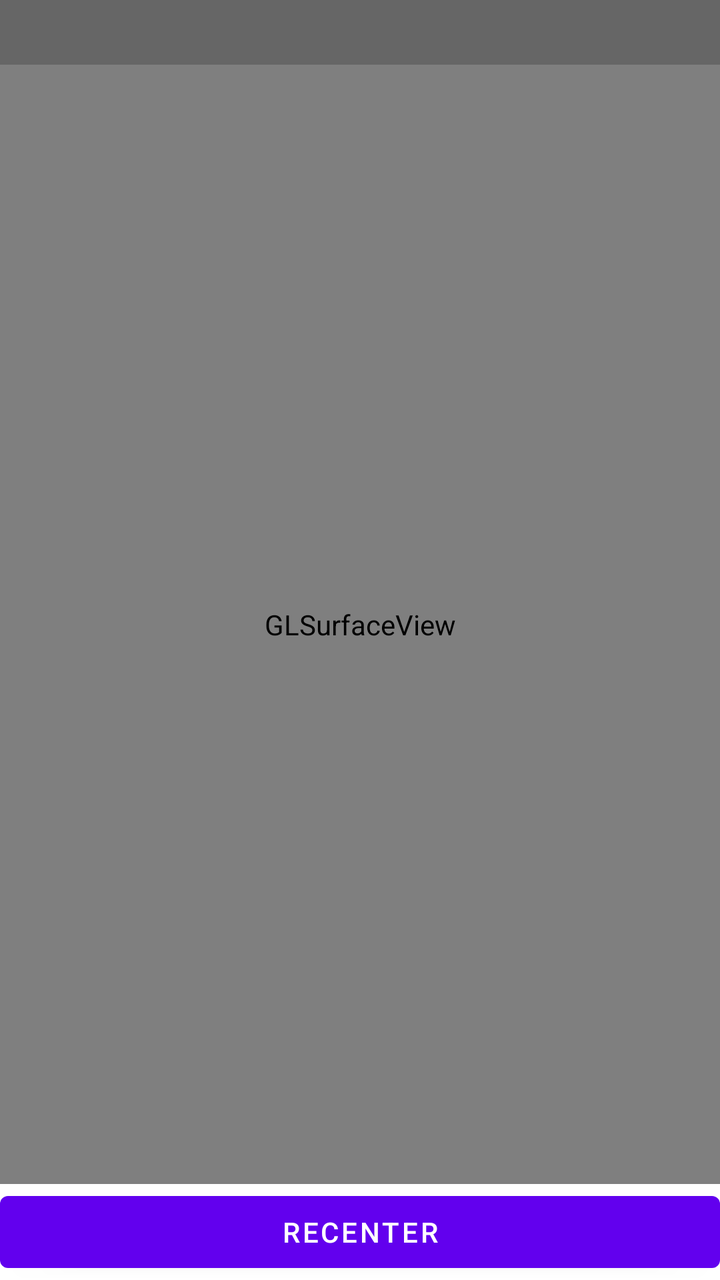
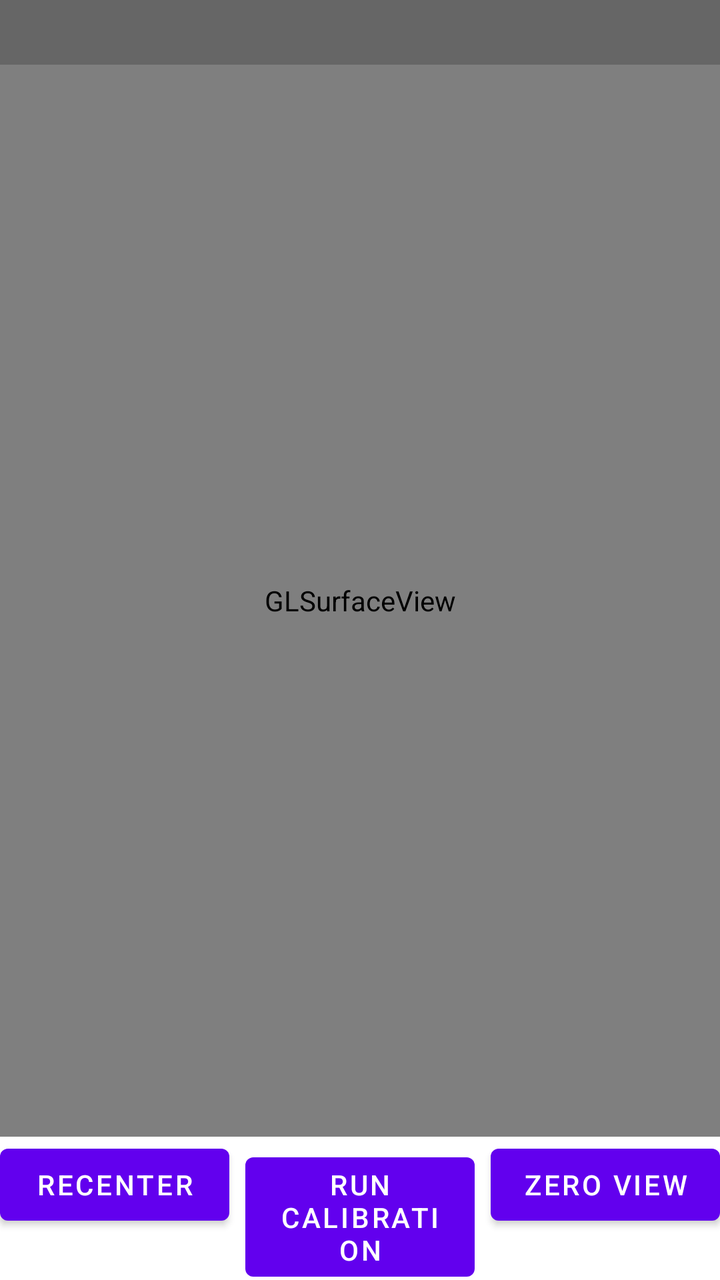

Before-and-after screenshots of an Android layout around one commit, followed by the original layout XML and the change that was made.
<!-- AndroidManifest.xml: application theme Theme.Vr2xr -->
<!-- res/layout/activity_player.xml -->
<?xml version="1.0" encoding="utf-8"?>
<FrameLayout xmlns:android="http://schemas.android.com/apk/res/android"
    android:layout_width="match_parent"
    android:layout_height="match_parent">

    <LinearLayout
        android:layout_width="match_parent"
        android:layout_height="match_parent"
        android:orientation="vertical">

        <TextView
            android:id="@+id/sourceText"
            android:layout_width="match_parent"
            android:layout_height="wrap_content"
            android:background="#99000000"
            android:padding="8dp"
            android:textColor="#FFFFFFFF"
            android:textSize="12sp" />

        <android.opengl.GLSurfaceView
            android:id="@+id/videoSurface"
            android:layout_width="match_parent"
            android:layout_height="0dp"
            android:layout_weight="1" />

        <Button
            android:id="@+id/recenterButton"
            android:layout_width="match_parent"
            android:layout_height="wrap_content"
            android:text="@string/recenter" />
    </LinearLayout>

    <FrameLayout
        android:id="@+id/diagnosticsContainer"
        android:layout_width="match_parent"
        android:layout_height="match_parent" />

</FrameLayout>
<!-- resources referenced by this layout -->
<resources>
  <string name="recenter">Recenter</string>
  <style name="Theme.Vr2xr" parent="Theme.MaterialComponents.DayNight.NoActionBar">
          <item name="android:windowFullscreen">false</item>
      </style>
</resources>

<!-- the commit's change to res/layout/activity_player.xml (unified diff, before → after) -->
@@ -23,11 +23,34 @@
             android:layout_height="0dp"
             android:layout_weight="1" />
 
-        <Button
-            android:id="@+id/recenterButton"
+        <LinearLayout
             android:layout_width="match_parent"
             android:layout_height="wrap_content"
-            android:text="@string/recenter" />
+            android:orientation="horizontal">
+
+            <Button
+                android:id="@+id/recenterButton"
+                android:layout_width="0dp"
+                android:layout_height="wrap_content"
+                android:layout_weight="1"
+                android:text="@string/recenter" />
+
+            <Button
+                android:id="@+id/calibrateButton"
+                android:layout_width="0dp"
+                android:layout_height="wrap_content"
+                android:layout_marginStart="8dp"
+                android:layout_weight="1"
+                android:text="@string/run_calibration" />
+
+            <Button
+                android:id="@+id/zeroViewButton"
+                android:layout_width="0dp"
+                android:layout_height="wrap_content"
+                android:layout_marginStart="8dp"
+                android:layout_weight="1"
+                android:text="@string/zero_view" />
+        </LinearLayout>
     </LinearLayout>
 
     <FrameLayout
<!-- resource entries referenced after the edit -->
@@ -1,6 +1,8 @@
 <!-- resources referenced by this layout -->
 <resources>
   <string name="recenter">Recenter</string>
+  <string name="run_calibration">Run Calibration</string>
+  <string name="zero_view">Zero View</string>
   <style name="Theme.Vr2xr" parent="Theme.MaterialComponents.DayNight.NoActionBar">
           <item name="android:windowFullscreen">false</item>
       </style>
